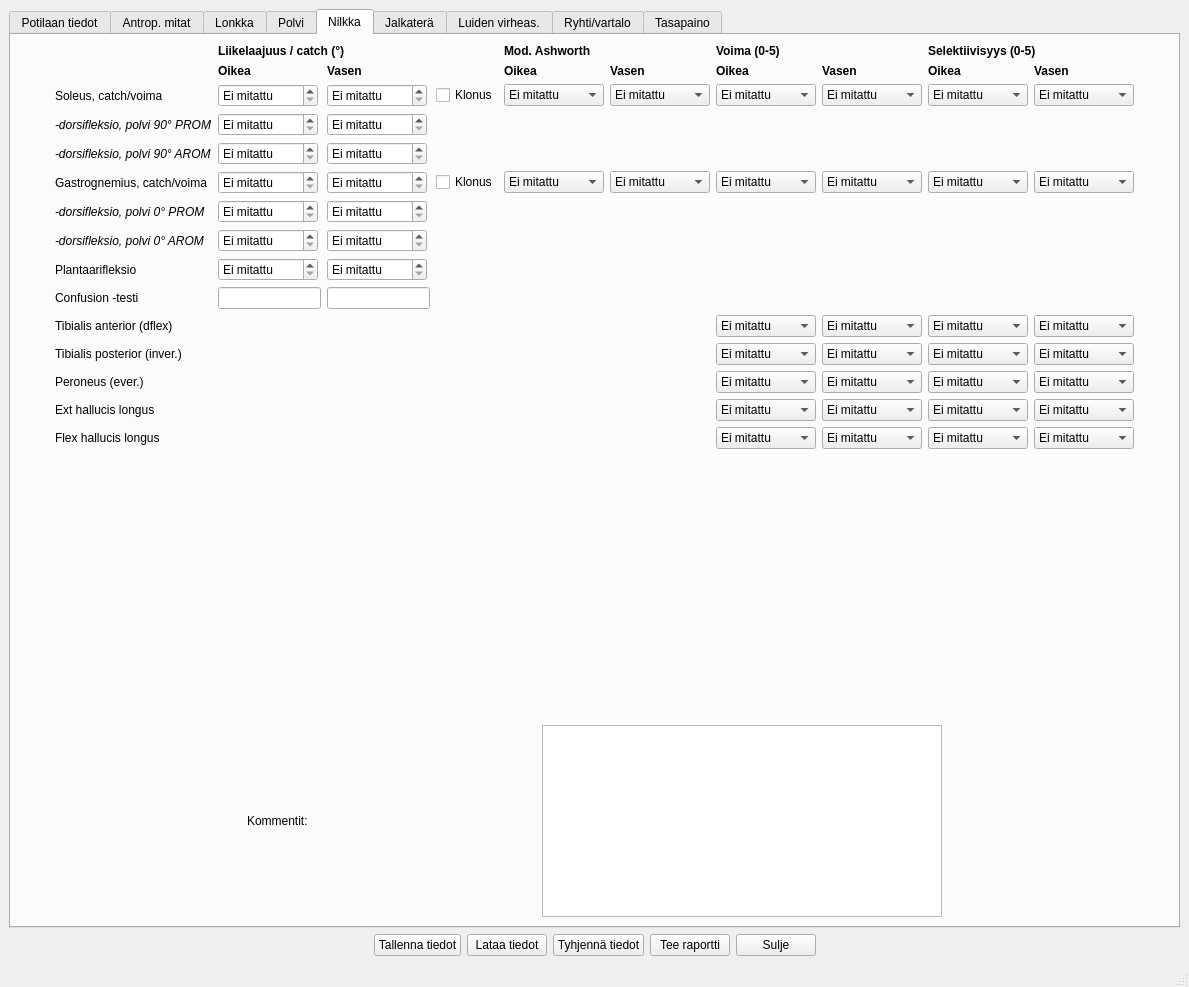
jjnurminen/liikelaaj, file tabbed_design.ui: the form before one commit.
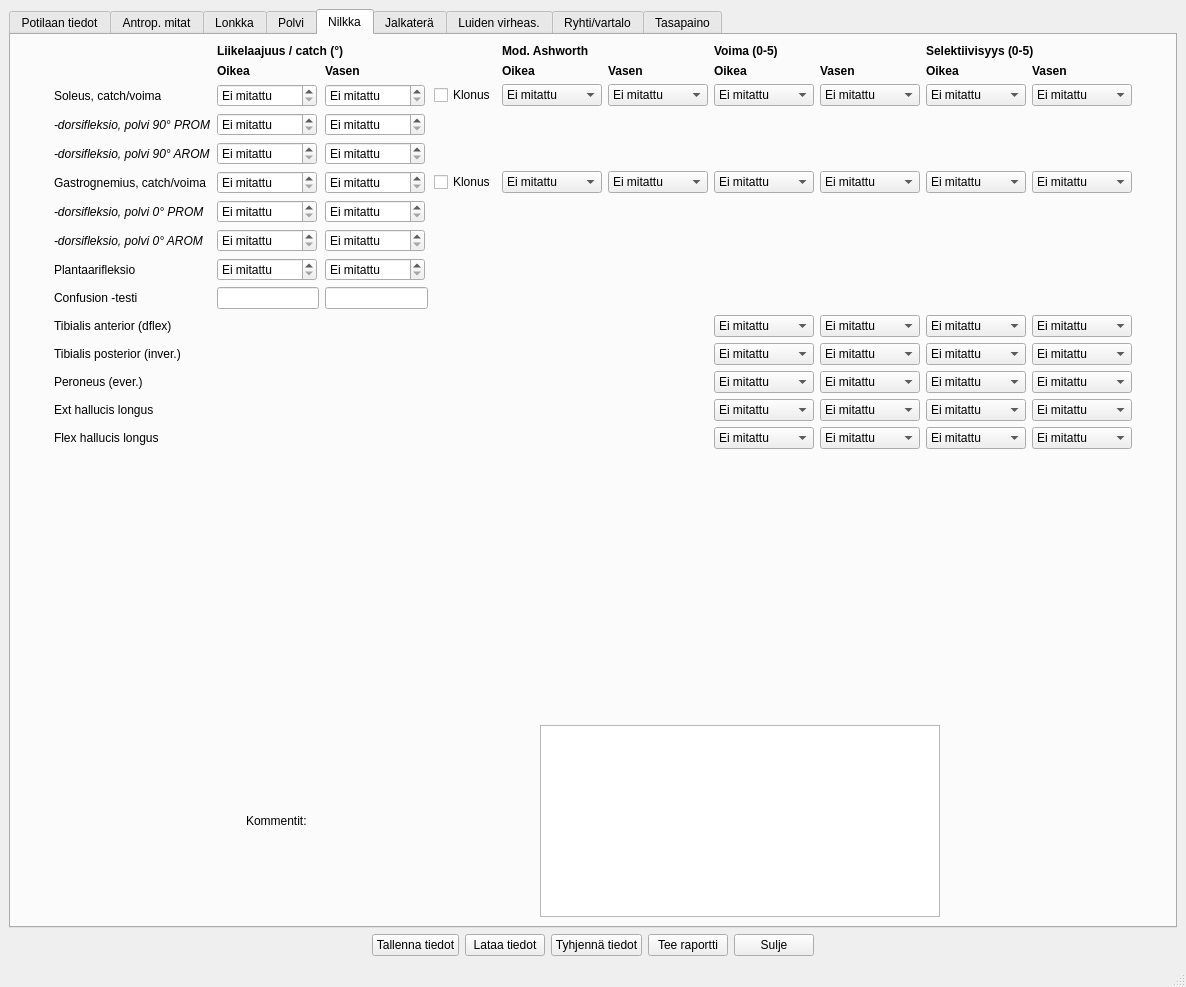
The form after the commit. The open tabs and pages were chosen to show the change.

```diff
--- a/tabbed_design.ui
+++ b/tabbed_design.ui
@@ -6,10 +6,22 @@
    <rect>
     <x>0</x>
     <y>0</y>
-    <width>1189</width>
+    <width>1186</width>
     <height>987</height>
    </rect>
   </property>
+  <property name="minimumSize">
+   <size>
+    <width>1186</width>
+    <height>987</height>
+   </size>
+  </property>
+  <property name="maximumSize">
+   <size>
+    <width>1186</width>
+    <height>987</height>
+   </size>
+  </property>
   <property name="windowTitle">
    <string>Liikeradat</string>
   </property>
```
Left out of the diff: 4 changed lines with no effect on the pictures.
